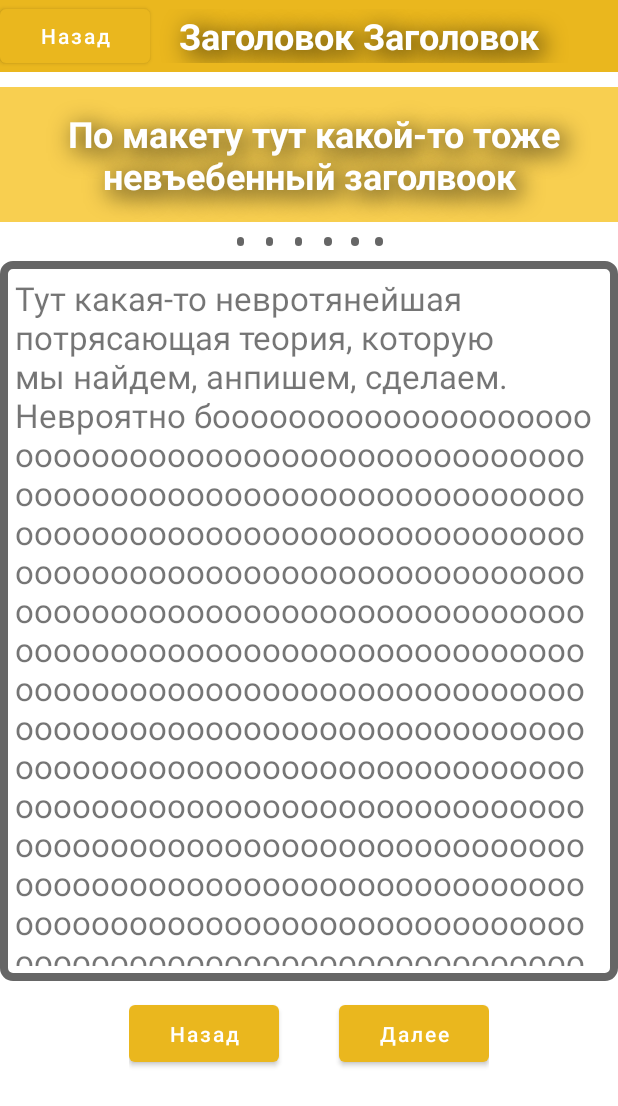
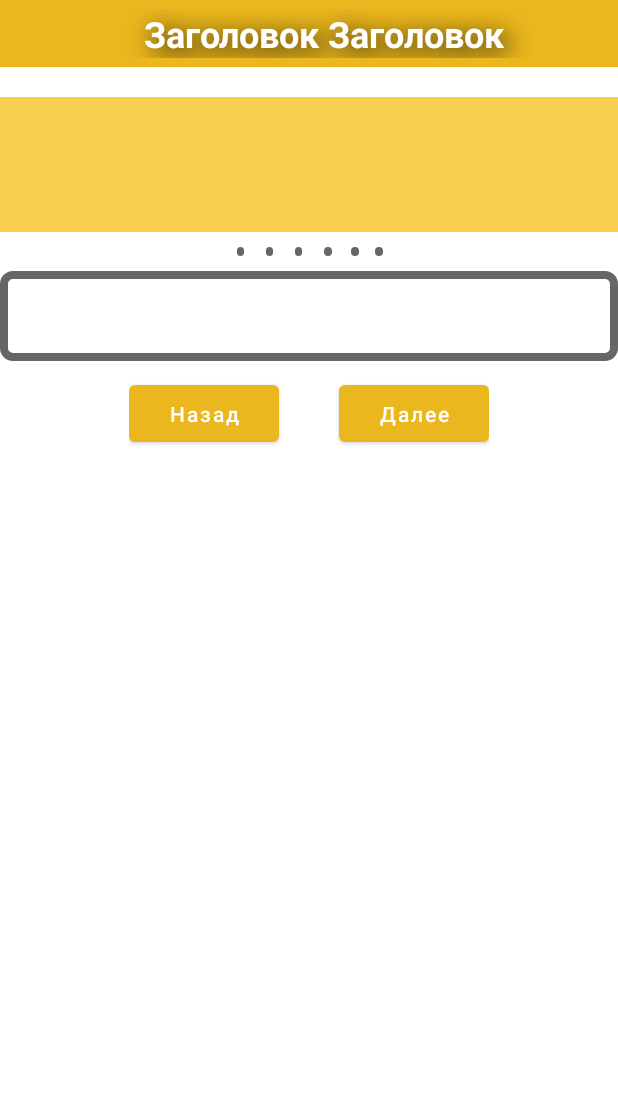
Before and after one commit to LenaShalaeva/Spbstu_HistoryGame, an Android app: the layout activity_theory_ancient.xml on its own in the app's theme, with its tools: preview values and no code run, on a phone screen of 412 x 824 dp. Shown: the top 1106 px of the screen. Run offline under Robolectric (Android 15) with nearby library versions, the phone set to English and light mode, and no system bars.

Commit message:
Theory activity update

```diff
--- a/HistoryGame 4/app/src/main/AndroidManifest.xml
+++ b/HistoryGame 4/app/src/main/AndroidManifest.xml
@@ -53,6 +53,13 @@
                 android:value="" />
         </activity>
         <activity
+            android:name=".Theory_Ancient"
+            android:exported="false">
+            <meta-data
+                android:name="android.app.lib_name"
+                android:value="" />
+        </activity>
+        <activity
             android:name=".Profile"
             android:exported="false">
             <meta-data
--- a/HistoryGame 4/app/src/main/res/layout/activity_theory_ancient.xml
+++ b/HistoryGame 4/app/src/main/res/layout/activity_theory_ancient.xml
@@ -18,24 +18,18 @@
             android:layout_width="match_parent"
             android:layout_height="wrap_content">
 
-            <Button
-                android:id="@+id/button_back_page"
-                android:layout_width="100dp"
-                android:layout_height="match_parent"
-                android:text="Назад"
-                android:textAllCaps="false" />
-
             <TextView
                 android:id="@+id/textView"
                 android:layout_width="match_parent"
                 android:layout_height="match_parent"
+                android:layout_gravity="center"
                 android:layout_marginVertical="6dp"
                 android:shadowColor="@color/black"
                 android:shadowDx="5"
                 android:shadowDy="5"
                 android:shadowRadius="20"
                 android:background="@color/yellow_500"
-                android:gravity="center|left"
+                android:gravity="center"
                 android:text="\t Заголовок Заголовок"
                 android:textAllCaps="false"
                 android:textColor="#FFFFFF"
@@ -45,6 +39,16 @@
 
         </LinearLayout>
 
+        <ScrollView
+            android:layout_width="match_parent"
+            android:layout_height="match_parent"
+            android:layout_gravity="center"
+            android:layout_marginTop="10dp">
+
+            <LinearLayout
+                android:layout_width="match_parent"
+                android:layout_height="match_parent"
+                android:orientation="vertical">
 
                 <LinearLayout
                     android:id="@+id/Line2"
@@ -63,7 +67,6 @@
                         android:shadowDx="5"
                         android:shadowDy="5"
                         android:shadowRadius="20"
-                android:text=" По макету тут какой-то тоже невъебенный заголвоок"
                         android:textAllCaps="false"
                         android:textColor="@color/white"
                         android:textSize="24sp"
@@ -76,8 +79,6 @@
                     android:layout_height="wrap_content"
                     android:layout_gravity="center"
                     android:layout_marginTop="10dp"
-
-
                     android:orientation="horizontal">
 
                     <TextView
@@ -129,10 +130,11 @@
                         android:background="@drawable/style_points" />
                 </LinearLayout>
 
+
                 <LinearLayout
                     android:id="@+id/Line4"
                     android:layout_width="match_parent"
-            android:layout_height="480dp"
+                    android:layout_height="wrap_content"
                     android:padding="10dp"
                     android:background="@drawable/style_theory"
                     android:layout_marginTop="10dp">
@@ -141,7 +143,7 @@
                         android:id="@+id/textView4"
                         android:layout_width="match_parent"
                         android:layout_height="wrap_content"
-                android:text="Тут какая-то невротянейшая потрясающая теория, которую мы найдем, анпишем, сделаем. Невроятно бооооооооооооооооооооооооооооооооооооооооооооооооооооооооооооооооооооооооооооооооооооооооооооооооооооооооооооооооооооооооооооооооооооооооооооооооооооооооооооооооооооооооооооооооооооооооооооооооооооооооооооооооооооооооооооооооооооооооооооооооооооооооооооооооооооооооооооооооооооооооооооооооооооооооооооооооооооооооооооооооооооооооооооооооооооооооооооооооооооооооооооооооооооооооооооооооооооооооооооооооооооооооооооооооооооооооооооооооооооооооооооооооооооо"
+                        android:layout_margin="5dp"
                         android:textSize="22sp" />
                 </LinearLayout>
 
@@ -149,8 +151,8 @@
                     android:id="@+id/Line5"
                     android:layout_width="wrap_content"
                     android:layout_height="wrap_content"
-            android:layout_gravity="center"
-            android:layout_marginTop="10dp">
+                    android:layout_marginTop="10dp"
+                    android:layout_gravity="center">
 
                     <Button
                         android:id="@+id/button_back"
@@ -173,7 +175,8 @@
                         android:textAllCaps="false" />
 
                 </LinearLayout>
-
+            </LinearLayout>
+        </ScrollView>
     </LinearLayout>
 
 
```
Lines whose indentation alone changed are shown as unchanged.
